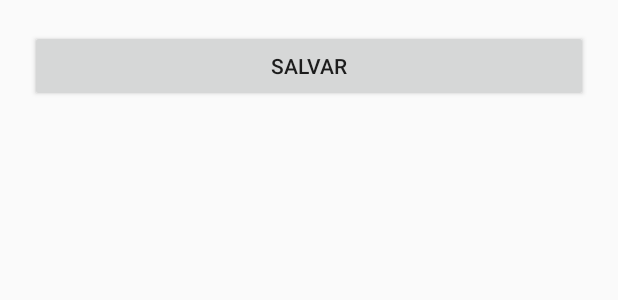
After one commit to heliopas/AlarmPrj2, an Android app built with Jetpack Compose: the layout mainpage.xml on its own in the app's theme, with its tools: preview values and no code run, on a phone screen of 412 x 824 dp. The commit adds this screen. Shown: the top 300 px of the screen. Run offline under Robolectric (Android 15) with nearby library versions, the phone set to English and light mode, and no system bars.

Commit message:
Android app Kotlin

```diff
--- a/KotlinAppMqtt/app/build.gradle.kts
+++ b/KotlinAppMqtt/app/build.gradle.kts
@@ -49,6 +49,8 @@ dependencies {
     implementation(libs.androidx.ui.graphics)
     implementation(libs.androidx.ui.tooling.preview)
     implementation(libs.androidx.material3)
+    implementation(libs.androidx.appcompat)
+    implementation(libs.androidx.constraintlayout)
     testImplementation(libs.junit)
     androidTestImplementation(libs.androidx.junit)
     androidTestImplementation(libs.androidx.espresso.core)
@@ -56,4 +58,6 @@ dependencies {
     androidTestImplementation(libs.androidx.ui.test.junit4)
     debugImplementation(libs.androidx.ui.tooling)
     debugImplementation(libs.androidx.ui.test.manifest)
+    implementation(libs.org.eclipse.paho.client.mqttv3)
+    implementation(libs.org.eclipse.paho.android.service)
 }
--- /dev/null
+++ b/KotlinAppMqtt/app/src/main/res/layout/mainpage.xml
@@ -0,0 +1,30 @@
+<?xml version="1.0" encoding="utf-8"?>
+
+<ScrollView xmlns:android="http://schemas.android.com/apk/res/android"
+    xmlns:app="http://schemas.android.com/apk/res-auto"
+    xmlns:tools="http://schemas.android.com/tools"
+
+    android:layout_width="match_parent"
+    android:layout_height="match_parent"
+    android:fillViewport="true">
+
+    <androidx.constraintlayout.widget.ConstraintLayout
+
+        android:layout_width="match_parent"
+        android:layout_height="wrap_content"
+        tools:context=".MainActivity">
+
+        <Button
+            android:id="@+id/BotSalvar"
+            android:layout_width="0dp"
+            android:layout_height="wrap_content"
+            android:layout_margin="20dp"
+            android:text="Salvar"
+            app:layout_constraintTop_toTopOf="parent"
+            app:layout_constraintEnd_toEndOf="parent"
+            app:layout_constraintStart_toStartOf="parent"
+            app:layout_constraintVertical_bias="1" />
+
+    </androidx.constraintlayout.widget.ConstraintLayout>
+
+</ScrollView>
```
Also changed, not shown: KotlinAppMqtt/app/src/main/AndroidManifest.xml (+7 -5 lines), KotlinAppMqtt/app/src/main/java/com/example/alarmprjapp/MainActivity.kt (+23 -3 lines), KotlinAppMqtt/app/src/main/java/com/example/alarmprjapp/ui/theme/Color.kt (deleted, +0 -11 lines), KotlinAppMqtt/app/src/main/java/com/example/alarmprjapp/ui/theme/Theme.kt (deleted, +0 -58 lines), KotlinAppMqtt/app/src/main/java/com/example/alarmprjapp/ui/theme/Type.kt (deleted, +0 -34 lines), KotlinAppMqtt/gradle/libs.versions.toml (+8 -0 lines), KotlinAppMqtt/build.gradle.kts (line endings or trailing spaces).
